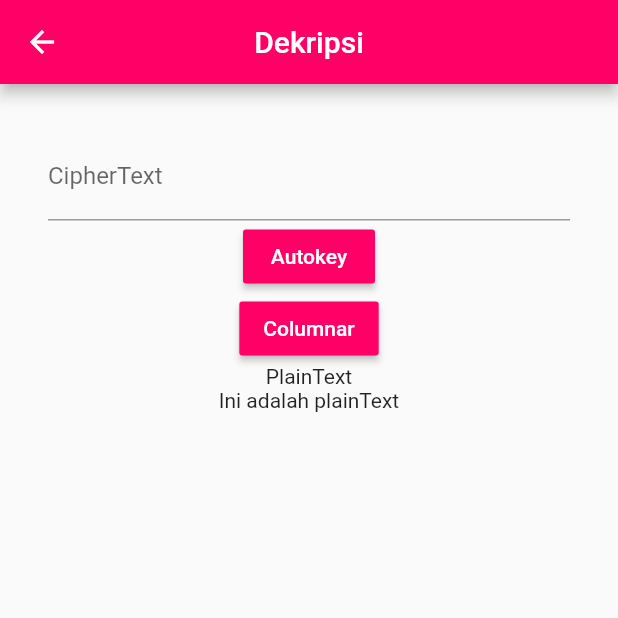
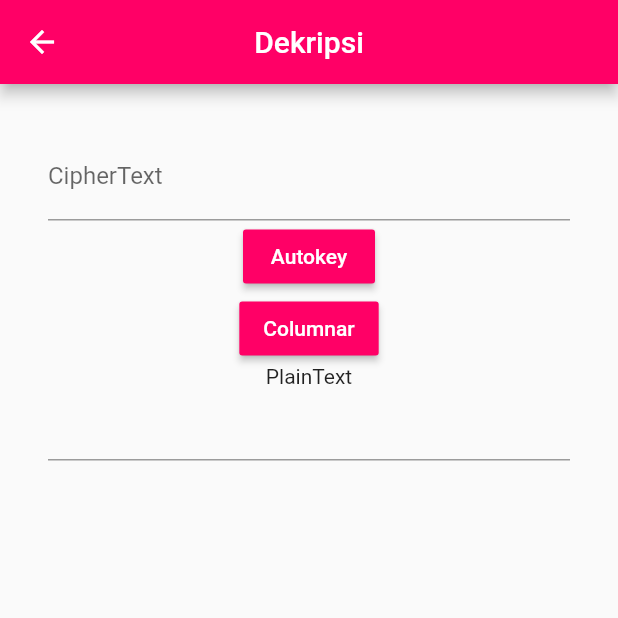
Before and after one commit to realicejoanne/kripto-project, a Flutter app: the Decrypt screen opened directly, on a phone screen of 412 x 824 dp, the top half of it. Run offline on Flutter 3.47's test engine with Material 2 defaults, Android fonts, the phone set to English and light mode, and no system bars; our stand-ins replace cached_network_image, cloud_firestore, firebase_auth, firebase_storage, fluttertoast, google_sign_in and 3 more; accounts and stored records are empty.

Commit message:
Final Presentation

```diff
--- a/lib/cryptography.dart
+++ b/lib/cryptography.dart
@@ -1,7 +1,7 @@
 import 'package:random_string/random_string.dart' as random;
 
 final String alpha = "ABCDEFGHIJKLMNOPQRSTUVWXYZ";
-final String key = "P";
+final String key = "PP";
 final String keyColumnar = "PP";
 
 String autokeyEncrypt(String plainText) {
--- a/lib/decrypt.dart
+++ b/lib/decrypt.dart
@@ -10,6 +10,7 @@ class Decrypt extends StatefulWidget {
 class _DecryptState extends State<Decrypt> {
   String _plainText = "Ini adalah plainText";
   TextEditingController textEditingController = new TextEditingController();
+  TextEditingController controllerHasil = new TextEditingController();
 
   @override
   Widget build(BuildContext context) {
@@ -39,7 +40,7 @@ class _DecryptState extends State<Decrypt> {
                 ),
                 onPressed: (){
                   setState(() {
-                     _plainText = autokeyDecrypt(textEditingController.text);
+                     controllerHasil.text = autokeyDecrypt(textEditingController.text);
                   });
                 },
               ),
@@ -53,12 +54,14 @@ class _DecryptState extends State<Decrypt> {
                 ),
                 onPressed: (){
                   setState(() {
-                     _plainText = columnarDecrypt(textEditingController.text);
+                     controllerHasil.text = columnarDecrypt(textEditingController.text);
                   });
                 },
               ),
               Text("PlainText"),
-              Text(_plainText),
+              TextField(
+                controller: controllerHasil,
+              ),
             ],
           ),
         ),
```
Also changed, not shown: lib/encrypt.dart (+5 -10 lines).
